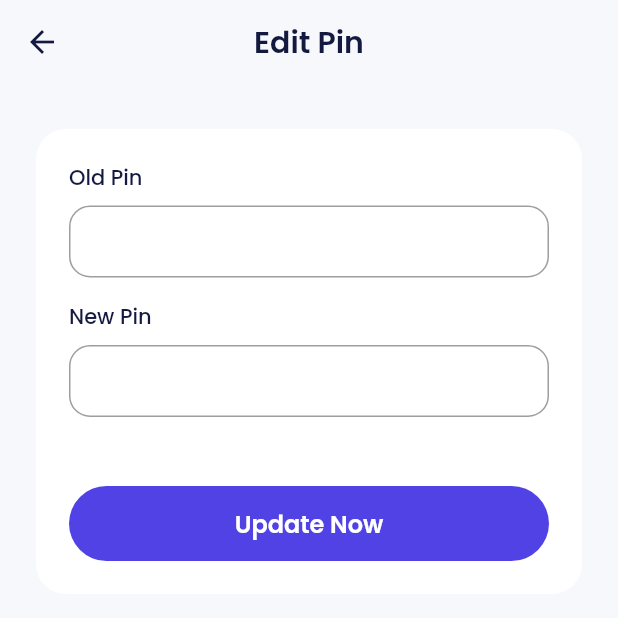
After one commit to dharmawiguna/my_pocket, a Flutter app: the ProfileEditPin screen opened by its route, on a phone screen of 412 x 824 dp, the top half of it. The commit adds this screen. Run offline on Flutter 3.47's test engine with Material 2 defaults, Android fonts, the phone set to English and light mode, and no system bars; our stand-ins replace carousel_slider, google_fonts.

Commit message:
slicing edit profile

```diff
--- a/lib/main.dart
+++ b/lib/main.dart
@@ -3,7 +3,9 @@ import 'package:my_pocket/shared/theme.dart';
 import 'package:my_pocket/ui/pages/home_page.dart';
 import 'package:my_pocket/ui/pages/onBoardingPage.dart';
 import 'package:my_pocket/ui/pages/pin_page.dart';
-import 'package:my_pocket/ui/pages/profile_edit.dart';
+import 'package:my_pocket/ui/pages/profile_edit_page.dart';
+import 'package:my_pocket/ui/pages/profile_edit_pin_page.dart';
+import 'package:my_pocket/ui/pages/profile_edit_success_page.dart';
 import 'package:my_pocket/ui/pages/profile_page.dart';
 import 'package:my_pocket/ui/pages/sign_in_page.dart';
 import 'package:my_pocket/ui/pages/sign_up_id_page.dart';
@@ -47,6 +49,8 @@ class MyApp extends StatelessWidget {
         '/profile': (context) => const ProfilePage(),
         '/pin': (context) => const PinPage(),
         '/profile-edit': (context) => const ProfileEditPage(),
+        '/profile-edit-pin': (context) => const ProfileEditPin(),
+        '/profile-edit-success': (context) => const ProfileEditSuccessPage(),
       },
     );
   }
--- /dev/null
+++ b/lib/ui/pages/profile_edit_pin_page.dart
@@ -0,0 +1,63 @@
+import 'package:flutter/material.dart';
+import 'package:my_pocket/shared/theme.dart';
+import 'package:my_pocket/ui/widget/button.dart';
+import 'package:my_pocket/ui/widget/form.dart';
+
+class ProfileEditPin extends StatelessWidget {
+  const ProfileEditPin({Key? key}) : super(key: key);
+
+  @override
+  Widget build(BuildContext context) {
+    return Scaffold(
+      appBar: AppBar(
+        title: const Text(
+          "Edit Pin",
+        ),
+      ),
+      body: ListView(
+        padding: const EdgeInsets.symmetric(
+          horizontal: 24,
+        ),
+        children: [
+          const SizedBox(
+            height: 30,
+          ),
+          Container(
+            padding: const EdgeInsets.all(22),
+            decoration: BoxDecoration(
+              borderRadius: BorderRadius.circular(20),
+              color: whiteColor,
+            ),
+            child: Column(
+              crossAxisAlignment: CrossAxisAlignment.start,
+              children: [
+                const CustomFormField(
+                  title: "Old Pin",
+                ),
+                const SizedBox(
+                  height: 16,
+                ),
+                const CustomFormField(
+                  title: "New Pin",
+                ),
+                const SizedBox(
+                  height: 16,
+                ),
+                const SizedBox(
+                  height: 30,
+                ),
+                CustomFilledButton(
+                  title: "Update Now",
+                  onPressed: () {
+                    Navigator.pushNamedAndRemoveUntil(context,
+                        '/profile-edit-page-success', (route) => false);
+                  },
+                )
+              ],
+            ),
+          ),
+        ],
+      ),
+    );
+  }
+}
--- a/lib/ui/pages/profile_page.dart
+++ b/lib/ui/pages/profile_page.dart
@@ -86,8 +86,10 @@ class ProfilePage extends StatelessWidget {
                 ProfileMenuItem(
                   iconUrl: 'assets/icon_my_pin.png',
                   title: "My Pin",
-                  onTap: () {
-                    // Navigator.pushNamed(context, "/pin");
+                  onTap: () async {
+                    if (await Navigator.pushNamed(context, "/pin") == true) {
+                      Navigator.pushNamed(context, "/profile-edit-pin");
+                    }
                   },
                 ),
                 ProfileMenuItem(
```
Also changed, not shown: lib/ui/pages/profile_edit.dart (deleted, +0 -10 lines), lib/ui/pages/profile_edit_page.dart (added, +73 -0 lines), lib/ui/pages/profile_edit_success_page.dart (added, +48 -0 lines).
